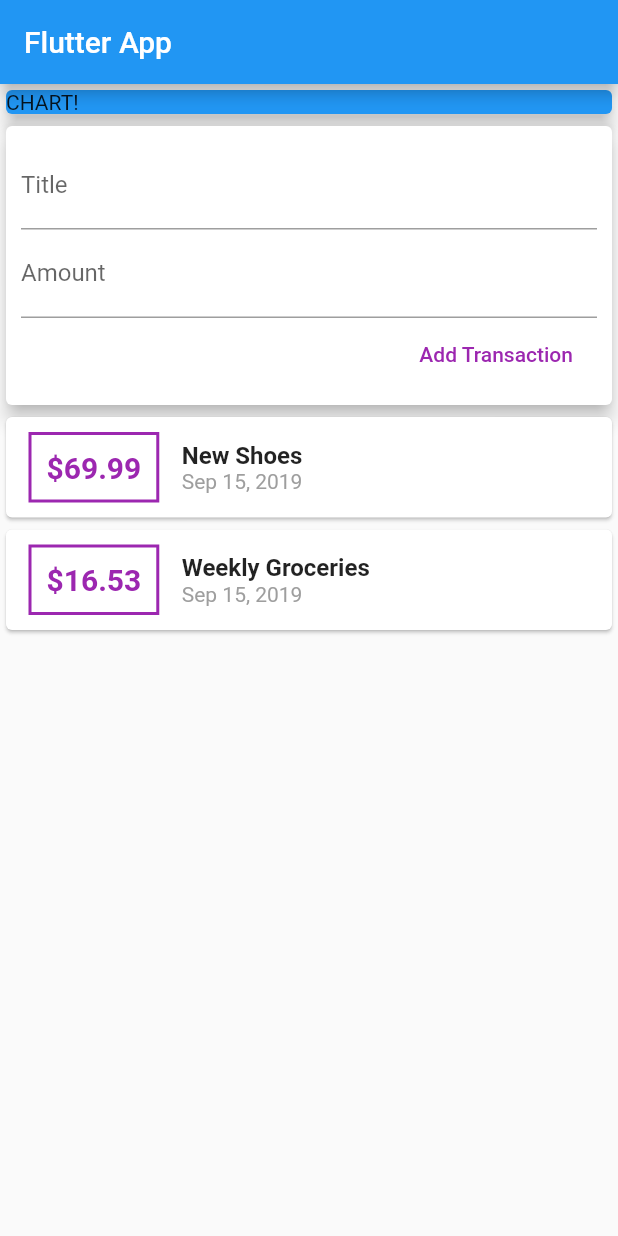
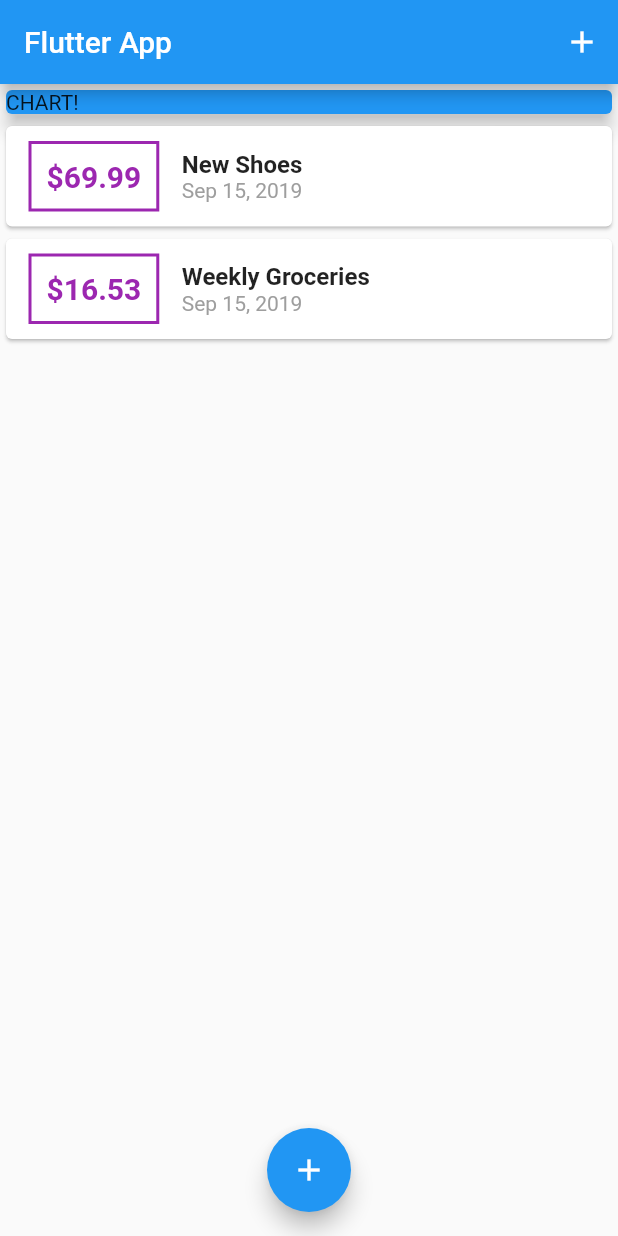
Before and after one commit to OdongoWaga/expenses, a Flutter app: the screen it shows after launch, on a phone screen of 412 x 824 dp. Run offline on Flutter 3.47's test engine with Material 2 defaults, Android fonts, the phone set to English and light mode, and no system bars.

Commit message:
floating action button at the bottom

```diff
--- a/lib/main.dart
+++ b/lib/main.dart
@@ -1,6 +1,8 @@
 import 'package:flutter/material.dart';
 
-import './widgets/user_transactions.dart';
+import './widgets/new_transaction.dart';
+import './widgets/transaction_list.dart';
+import './models/transaction.dart';
 
 void main() => runApp(MyApp());
 
@@ -14,19 +16,69 @@ class MyApp extends StatelessWidget {
   }
 }
 
-class MyHomePage extends StatelessWidget {
+class MyHomePage extends StatefulWidget {
   // String titleInput;
   // String amountInput;
-  final titleController = TextEditingController();
-  final amountController = TextEditingController();
+  @override
+  _MyHomePageState createState() => _MyHomePageState();
+}
+
+class _MyHomePageState extends State<MyHomePage> {
+  final List<Transaction> _userTransactions = [
+    Transaction(
+      id: 't1',
+      title: 'New Shoes',
+      amount: 69.99,
+      date: DateTime.now(),
+    ),
+    Transaction(
+      id: 't2',
+      title: 'Weekly Groceries',
+      amount: 16.53,
+      date: DateTime.now(),
+    ),
+  ];
+
+  void _addNewTransaction(String txTitle, double txAmount) {
+    final newTx = Transaction(
+      title: txTitle,
+      amount: txAmount,
+      date: DateTime.now(),
+      id: DateTime.now().toString(),
+    );
+
+    setState(() {
+      _userTransactions.add(newTx);
+    });
+  }
+
+  void _startAddNewTransaction(BuildContext ctx) {
+    showModalBottomSheet(
+      context: ctx,
+      builder: (_) {
+        return GestureDetector(
+          onTap: () {},
+          child: NewTransaction(_addNewTransaction),
+          behavior: HitTestBehavior.opaque,
+        );
+      },
+    );
+  }
 
   @override
   Widget build(BuildContext context) {
     return Scaffold(
       appBar: AppBar(
         title: Text('Flutter App'),
+        actions: <Widget>[
+          IconButton(
+            icon: Icon(Icons.add),
+            onPressed: () => _startAddNewTransaction(context),
           ),
-      body: Column(
+        ],
+      ),
+      body: SingleChildScrollView(
+        child: Column(
           // mainAxisAlignment: MainAxisAlignment.start,
           crossAxisAlignment: CrossAxisAlignment.stretch,
           children: <Widget>[
@@ -38,8 +90,14 @@ class MyHomePage extends StatelessWidget {
                 elevation: 5,
               ),
             ),
-          UserTransactions()
+            TransactionList(_userTransactions),
           ],
+        ),
+      ),
+      floatingActionButtonLocation: FloatingActionButtonLocation.centerFloat,
+      floatingActionButton: FloatingActionButton(
+        child: Icon(Icons.add),
+        onPressed: () => _startAddNewTransaction(context),
       ),
     );
   }
```
Lines whose indentation alone changed are shown as unchanged.
